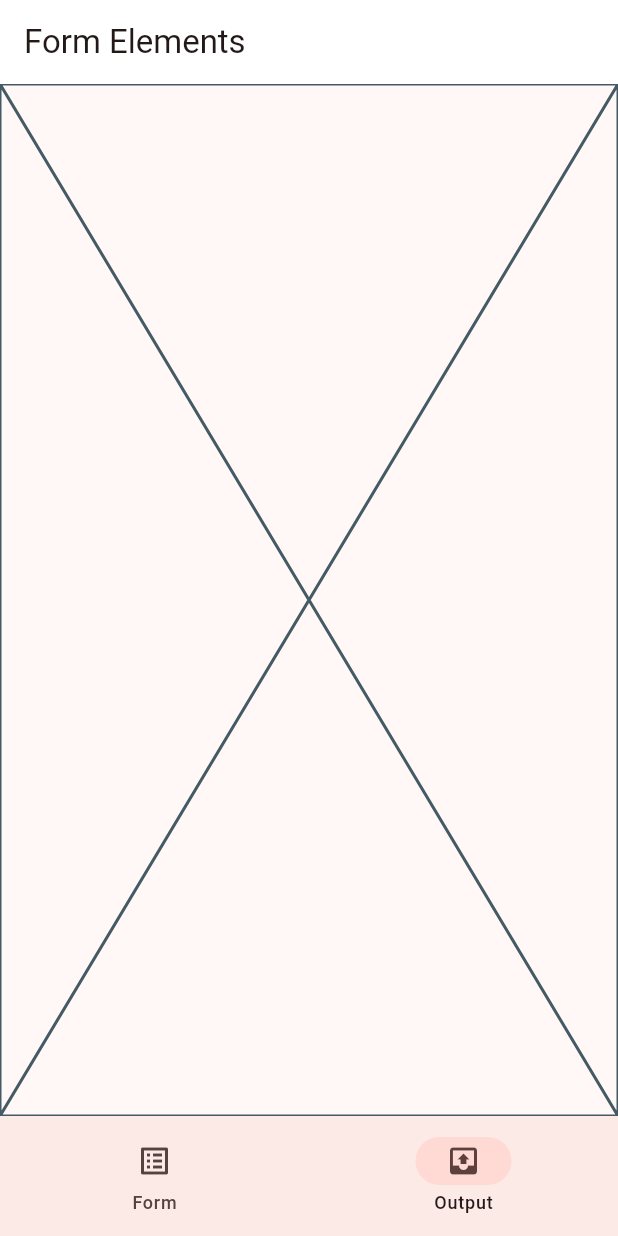
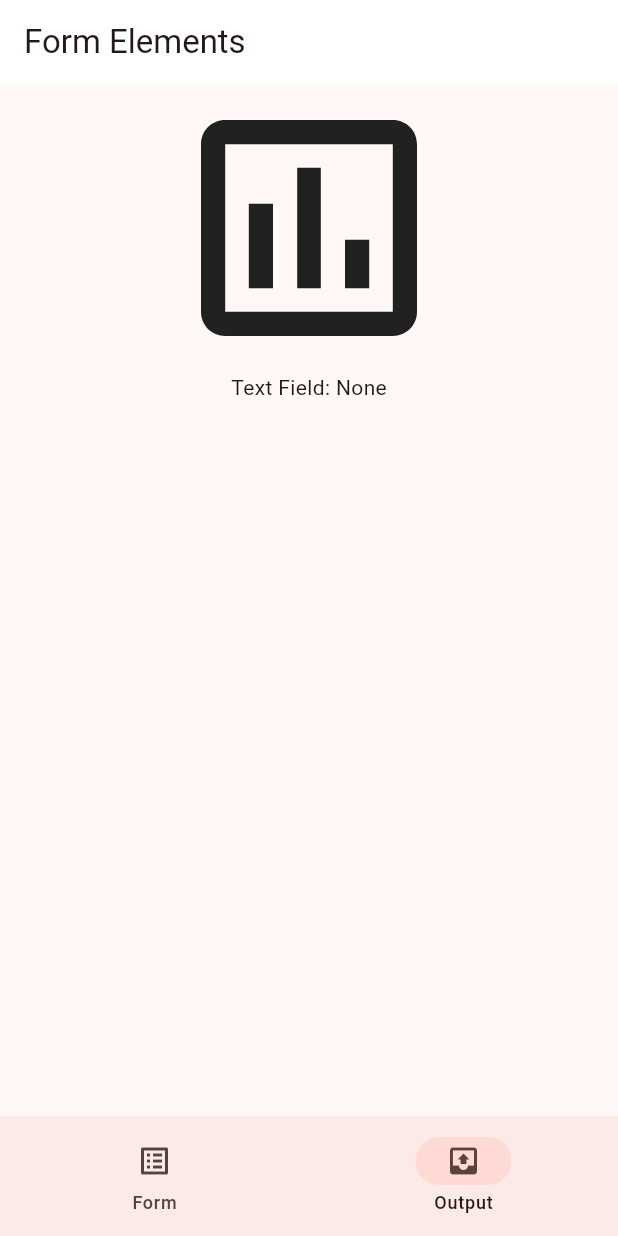
Before and after one commit to Mercs-MSA/2024_ScoutingDataCollection, a Flutter app: the screen it shows after launch, item 2 of the bottom bar chosen, on a phone screen of 412 x 824 dp. Run offline on Flutter 3.47's test engine with Material 2 defaults, Android fonts, the phone set to English and light mode, and no system bars; our stand-ins replace flutter_rating_bar; missing offline and left inert: flex_color_picker.

Commit message:
Add text field controller and view in output

```diff
--- a/lib/main.dart
+++ b/lib/main.dart
@@ -47,6 +47,8 @@ class _FormAppPageState extends State<FormAppPage> {
 
   int currentPageIndex = 0;
 
+  String textFieldData = '';
+
   @override
   Widget build(BuildContext context) {
     return Scaffold(
@@ -79,11 +81,15 @@ class _FormAppPageState extends State<FormAppPage> {
             child: Column(
               mainAxisAlignment: MainAxisAlignment.center,
               children: <Widget>[
-                const TextField(
-                  decoration: InputDecoration(
+                TextField(
+                  decoration: const InputDecoration(
                     border: OutlineInputBorder(),
                     labelText: 'Text Field',
                   ),
+                  onChanged: (value) {
+                    textFieldData = value;
+                  },
+                  controller: TextEditingController(text: textFieldData),
                 ),
                 const SizedBox(height: 8.0),
                 TextField(
@@ -131,7 +137,13 @@ class _FormAppPageState extends State<FormAppPage> {
           ),
         ),
         Center(
-          child: Placeholder(),
+          child: Column(children: [
+            Icon(
+              Icons.poll_outlined,
+              size: 192,
+            ),
+            Text('Text Field: ${textFieldData == "" ? "None" : textFieldData}'),
+          ]),
         ),
       ][currentPageIndex],
     );
```
